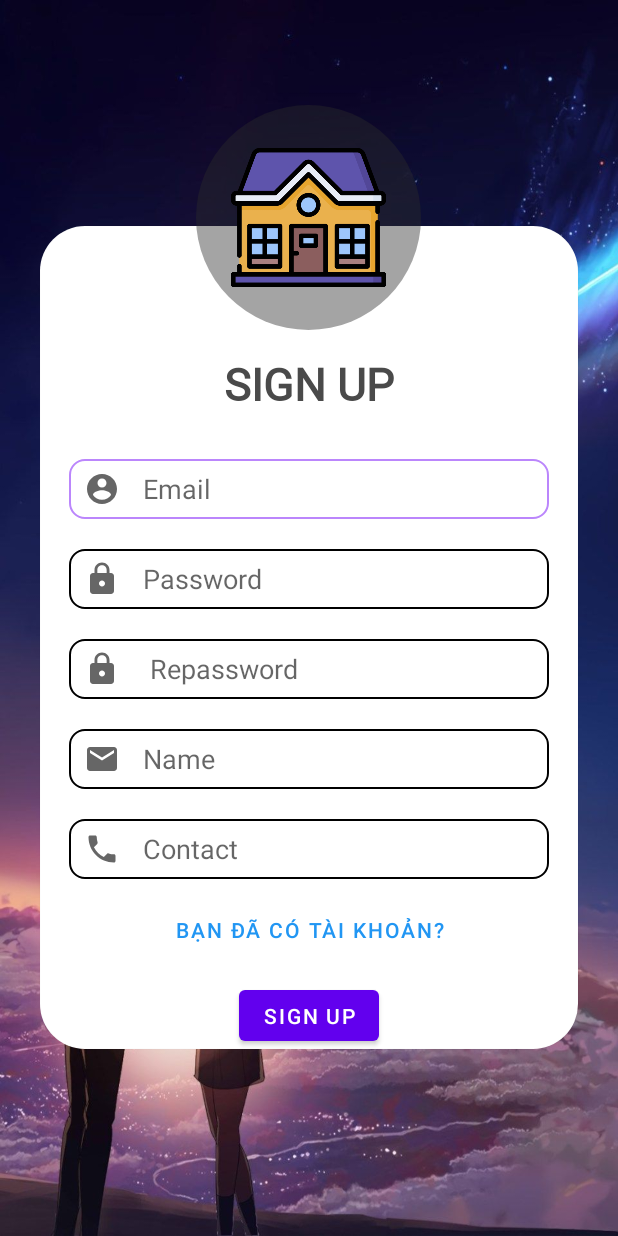
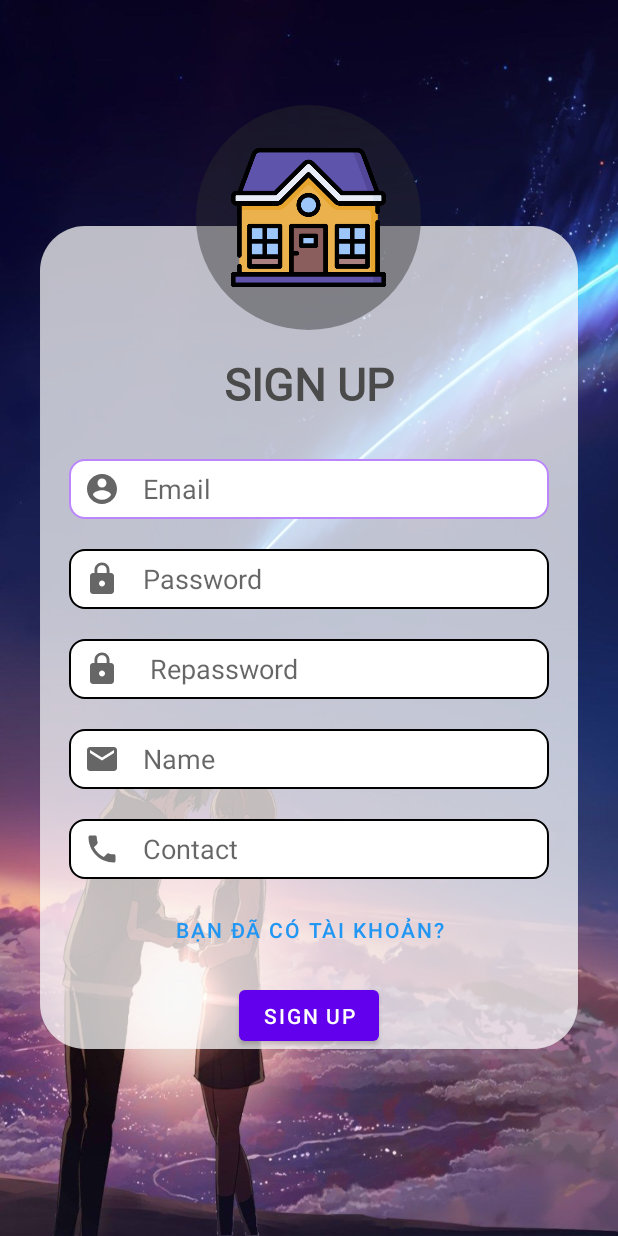
Before and after one commit to caovanchien123/HeThongThueNha, an Android app: the layout activity_register.xml on its own in the app's theme, with its tools: preview values and no code run, on a phone screen of 412 x 824 dp. Run offline under Robolectric (Android 15) with nearby library versions, the phone set to English and light mode, and no system bars.

Commit message:
Merge branch 'master' into ChauMinhDo
# Conflicts:
#	.idea/vcs.xml

```diff
--- a/app/src/main/java/com/example/hethongthuenha/Register/RegisterPresenter.java
+++ b/app/src/main/java/com/example/hethongthuenha/Register/RegisterPresenter.java
@@ -30,7 +30,7 @@ public class RegisterPresenter implements RegisterContract.Presenter {
                     if(task.isSuccessful()){
                         String id=task.getResult().getUser().getUid();
                         mFirebase.collection("User")
-                                .add(new Person(id,username, email, contact,""))
+                                .add(new Person (id,username, email, contact,""))
                                 .addOnSuccessListener(documentReference -> Log.d(TAG, "onSuccess: "))
                                 .addOnFailureListener(e -> Log.d(TAG, "onFailure: "));
                         view.registerSuccess();
--- a/app/src/main/res/drawable/custom_form.xml
+++ b/app/src/main/res/drawable/custom_form.xml
@@ -1,6 +1,6 @@
 <?xml version="1.0" encoding="utf-8"?>
 <shape android:shape="rectangle" xmlns:android="http://schemas.android.com/apk/res/android">
     <corners android:radius="30dp"/>
-    <solid android:color="@color/white"/>
+    <solid android:color="#B9FFFFFF"/>
     <stroke android:color="#033A3A3A" android:width="1dp"/>
 </shape>
```
Also changed, not shown: app/src/main/res/drawable/ic_baseline_home_24.xml (+9 -4 lines).
